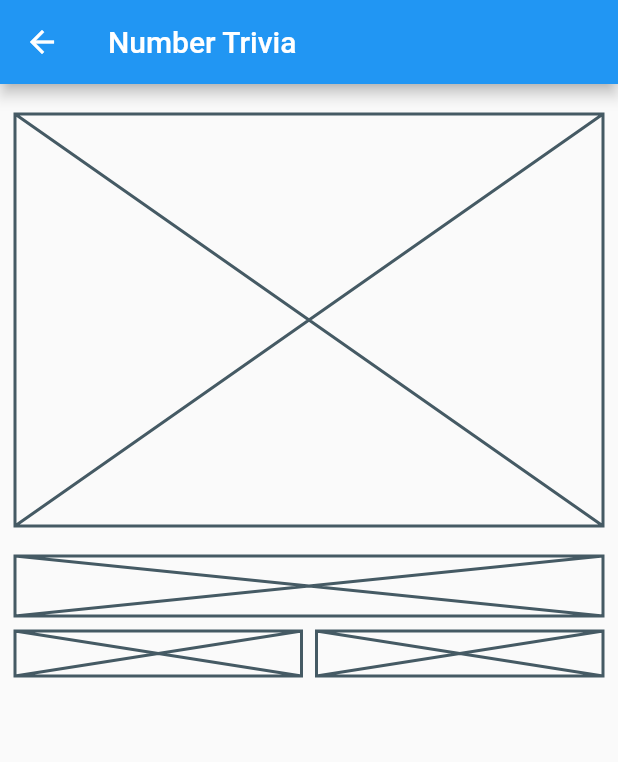
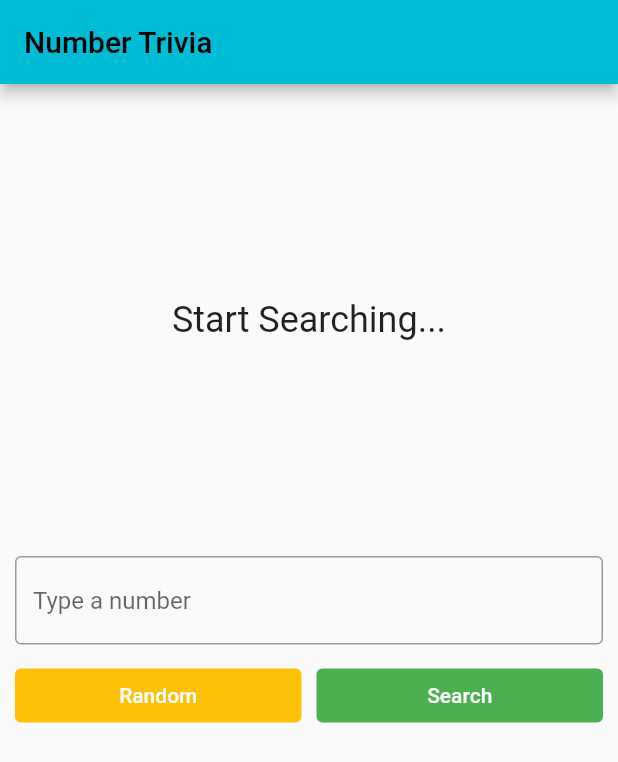
Before and after one commit to Gharbaoui/learn_tdd_flutter, a Flutter app: the NumberTriviaPage screen opened directly, on a phone screen of 412 x 824 dp. Shown: the top 762 px of the screen. Run offline on Flutter 3.47's test engine with Material 2 defaults, Android fonts, the phone set to English and light mode, and no system bars; our stand-ins replace bloc, connectivity_plus, dartz, equatable, flutter_bloc, get_it and 1 more; accounts and stored records are empty.

Commit message:
us is done

```diff
--- a/lib/features/number_trivia/presentation/pages/number_trivia_page.dart
+++ b/lib/features/number_trivia/presentation/pages/number_trivia_page.dart
@@ -1,6 +1,10 @@
 import 'package:flutter/material.dart';
 import 'package:flutter_bloc/flutter_bloc.dart';
+import 'package:number_trivia/features/number_trivia/presentation/bloc/bloc.dart';
 import 'package:number_trivia/features/number_trivia/presentation/bloc/number_trivia_bloc.dart';
+import 'package:number_trivia/features/number_trivia/presentation/bloc/number_trivia_state.dart';
+import 'package:number_trivia/features/number_trivia/presentation/widgets/trivia_controlls.dart';
+import 'package:number_trivia/features/number_trivia/presentation/widgets/widgets.dart';
 import 'package:number_trivia/injection_container.dart';
 
 class NumberTriviaPage extends StatelessWidget {
@@ -10,7 +14,7 @@ class NumberTriviaPage extends StatelessWidget {
   Widget build(BuildContext context) {
     return Scaffold(
       appBar: AppBar(title: const Text('Number Trivia')),
-      body: buildBody(context),
+      body: SingleChildScrollView(child: buildBody(context)),
     );
   }
 }
@@ -25,31 +29,32 @@ BlocProvider<NumberTriviaBloc> buildBody(BuildContext context) {
           children: [
             const SizedBox(height: 10),
             //! top half
-            Container(
-              height: MediaQuery.of(context).size.height / 3,
-              child: const Placeholder(),
+            BlocBuilder<NumberTriviaBloc, NumberTriviaState>(
+              builder: (context, state) {
+                switch (state.runtimeType) {
+                  case EmptyNumberTriviaState:
+                    return const MessageDisplay(message: 'Start Searching...');
+                  case ErrorNumberTriviaState:
+                    return MessageDisplay(
+                      message: (state as ErrorNumberTriviaState).errorMessage,
+                    );
+                  case LoadingNumberTriviaState:
+                    return const LoadingWidget();
+                  case LoadedNumberTriviaState:
+                    return TriviaDisplay(
+                      numberTrivia:
+                          (state as LoadedNumberTriviaState).numberTrivia,
+                    );
+                }
+                return SizedBox(
+                  height: MediaQuery.of(context).size.height / 3,
+                  child: const Placeholder(),
+                );
+              },
             ),
             //! bottom half
             const SizedBox(height: 20),
-            Column(
-              children: [
-                const Placeholder(fallbackHeight: 40),
-                const SizedBox(height: 10),
-                Row(
-                  children: const [
-                    Expanded(
-                      child: Placeholder(fallbackHeight: 30),
-                    ),
-                    SizedBox(width: 10),
-                    Expanded(
-                      child: Placeholder(
-                        fallbackHeight: 30,
-                      ),
-                    )
-                  ],
-                ),
-              ],
-            )
+            const TriviaControls()
           ],
         ),
       ),
--- /dev/null
+++ b/lib/features/number_trivia/presentation/widgets/message_display.dart
@@ -0,0 +1,22 @@
+import 'package:flutter/material.dart';
+
+class MessageDisplay extends StatelessWidget {
+  final String message;
+  const MessageDisplay({required this.message, super.key});
+
+  @override
+  Widget build(BuildContext context) {
+    return SizedBox(
+      height: MediaQuery.of(context).size.height / 3,
+      child: Center(
+        child: SingleChildScrollView(
+          child: Text(
+            message,
+            style: const TextStyle(fontSize: 24),
+            textAlign: TextAlign.center,
+          ),
+        ),
+      ),
+    );
+  }
+}
--- /dev/null
+++ b/lib/features/number_trivia/presentation/widgets/trivia_controlls.dart
@@ -0,0 +1,77 @@
+import 'package:flutter/material.dart';
+import 'package:flutter_bloc/flutter_bloc.dart';
+import 'package:number_trivia/features/number_trivia/presentation/bloc/number_trivia_bloc.dart';
+import 'package:number_trivia/features/number_trivia/presentation/bloc/number_trivia_event.dart';
+
+class TriviaControls extends StatefulWidget {
+  const TriviaControls({super.key});
+
+  @override
+  State<TriviaControls> createState() => _TriviaControlsState();
+}
+
+class _TriviaControlsState extends State<TriviaControls> {
+  String inputString = '';
+  final textController = TextEditingController();
+
+  @override
+  Widget build(BuildContext context) {
+    return Column(
+      children: [
+        TextField(
+          controller: textController,
+          keyboardType: TextInputType.number,
+          decoration: const InputDecoration(
+            border: OutlineInputBorder(),
+            hintText: 'Type a number',
+          ),
+          onChanged: (value) {
+            inputString = value;
+          },
+          onSubmitted: (_) {
+            triggerConcreteEvent();
+          },
+        ),
+        const SizedBox(height: 10),
+        Row(
+          children: [
+            Expanded(
+              child: TextButton(
+                style: ButtonStyle(
+                  backgroundColor: MaterialStateProperty.all(Colors.amber),
+                ),
+                onPressed: triggerRandomEvent,
+                child:
+                    const Text('Random', style: TextStyle(color: Colors.white)),
+              ),
+            ),
+            const SizedBox(width: 10),
+            Expanded(
+              child: TextButton(
+                style: ButtonStyle(
+                    backgroundColor: MaterialStateProperty.all(Colors.green)),
+                onPressed: triggerConcreteEvent,
+                child: const Text(
+                  'Search',
+                  style: TextStyle(color: Colors.white),
+                ),
+              ),
+            ),
+          ],
+        ),
+      ],
+    );
+  }
+
+  void triggerConcreteEvent() {
+    textController.clear();
+    context
+        .read<NumberTriviaBloc>()
+        .add(GetNumberTriviaForConcrete(inputString));
+  }
+
+  void triggerRandomEvent() {
+    textController.clear();
+    context.read<NumberTriviaBloc>().add(const GetNumberTriviaForRandom());
+  }
+}
--- /dev/null
+++ b/lib/features/number_trivia/presentation/widgets/widgets.dart
@@ -0,0 +1,3 @@
+export 'loading_widget.dart';
+export 'message_display.dart';
+export 'trivia_display.dart';
```
Also changed, not shown: lib/features/number_trivia/presentation/widgets/loading_widget.dart (added, +15 -0 lines), lib/features/number_trivia/presentation/widgets/trivia_display.dart (added, +33 -0 lines), lib/main.dart (+10 -99 lines).
